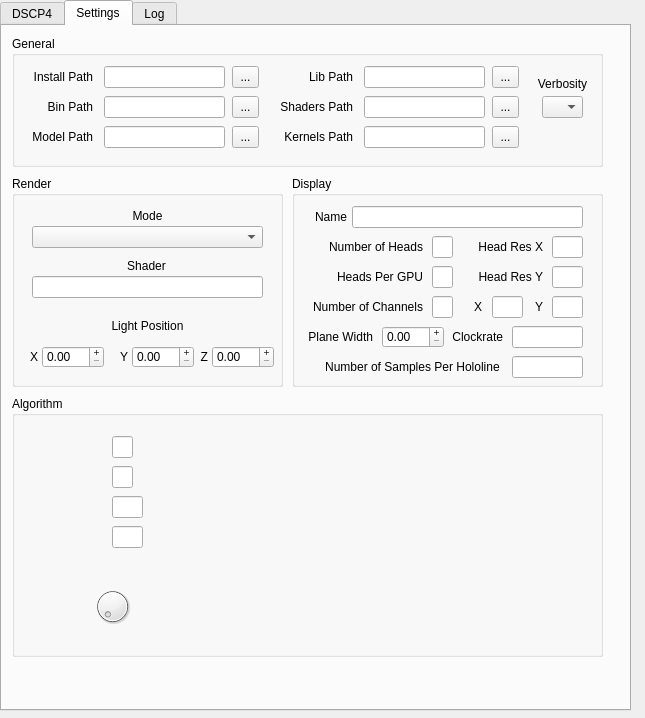
Before: the Qt Designer form render_algorithms/dscp4/dscp4-qt/ui/mainwindow.ui in itsermo/holovideo-algorithms, drawn with Qt 5.
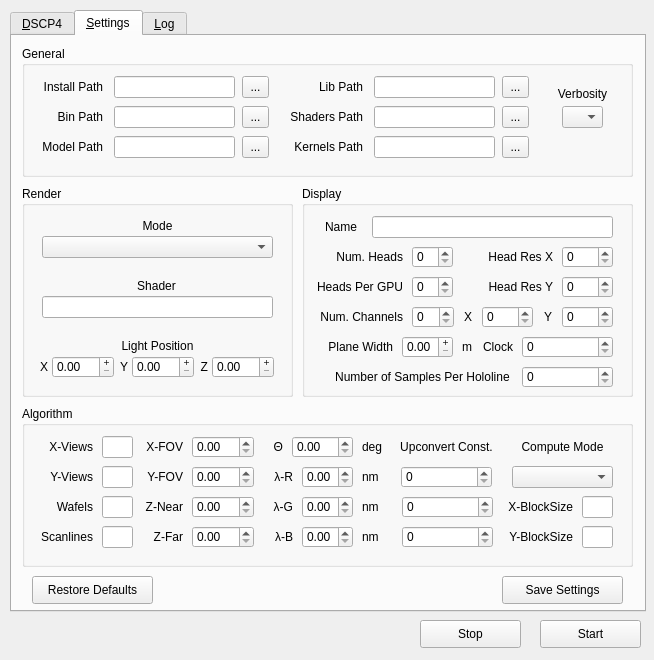
After: the same form once the commit is applied. The open tabs and pages were chosen to show the change.

```diff
--- a/render_algorithms/dscp4/dscp4-qt/ui/mainwindow.ui
+++ b/render_algorithms/dscp4/dscp4-qt/ui/mainwindow.ui
@@ -6,10 +6,28 @@
    <rect>
     <x>0</x>
     <y>0</y>
-    <width>645</width>
-    <height>718</height>
+    <width>654</width>
+    <height>660</height>
    </rect>
   </property>
+  <property name="minimumSize">
+   <size>
+    <width>0</width>
+    <height>0</height>
+   </size>
+  </property>
+  <property name="maximumSize">
+   <size>
+    <width>1024</width>
+    <height>768</height>
+   </size>
+  </property>
+  <property name="baseSize">
+   <size>
+    <width>625</width>
+    <height>705</height>
+   </size>
+  </property>
   <property name="windowTitle">
    <string>Main Window</string>
   </property>
@@ -17,18 +35,21 @@
    <widget class="QTabWidget" name="tabWidget">
     <property name="geometry">
      <rect>
-      <x>0</x>
-      <y>0</y>
-      <width>631</width>
-      <height>711</height>
+      <x>10</x>
+      <y>10</y>
+      <width>636</width>
+      <height>602</height>
      </rect>
     </property>
     <property name="currentIndex">
      <number>0</number>
     </property>
+    <property name="movable">
+     <bool>false</bool>
+    </property>
     <widget class="QWidget" name="dscp4Tab">
      <attribute name="title">
-      <string>DSCP4</string>
+      <string>&amp;DSCP4</string>
      </attribute>
      <widget class="QGraphicsView" name="graphicsView">
       <property name="geometry">
@@ -259,14 +280,14 @@
     </widget>
     <widget class="QWidget" name="settingsTab">
      <attribute name="title">
-      <string>Settings</string>
+      <string>&amp;Settings</string>
      </attribute>
      <widget class="QGroupBox" name="groupBox">
       <property name="geometry">
        <rect>
         <x>10</x>
         <y>10</y>
-        <width>591</width>
+        <width>611</width>
         <height>131</height>
        </rect>
       </property>
@@ -336,7 +357,7 @@
       <widget class="QComboBox" name="comboBox">
        <property name="geometry">
         <rect>
-         <x>530</x>
+         <x>540</x>
          <y>60</y>
          <width>41</width>
          <height>22</height>
@@ -424,7 +445,7 @@
       <widget class="QLabel" name="label">
        <property name="geometry">
         <rect>
-         <x>520</x>
+         <x>530</x>
          <y>40</y>
          <width>61</width>
          <height>16</height>
@@ -560,7 +581,7 @@
        <property name="geometry">
         <rect>
          <x>20</x>
-         <y>100</y>
+         <y>110</y>
          <width>231</width>
          <height>22</height>
         </rect>
@@ -582,7 +603,7 @@
       <widget class="QDoubleSpinBox" name="doubleSpinBox_2">
        <property name="geometry">
         <rect>
-         <x>120</x>
+         <x>110</x>
          <y>170</y>
          <width>62</width>
          <height>22</height>
@@ -595,7 +616,7 @@
       <widget class="QDoubleSpinBox" name="doubleSpinBox_3">
        <property name="geometry">
         <rect>
-         <x>200</x>
+         <x>190</x>
          <y>170</y>
          <width>62</width>
          <height>22</height>
@@ -625,7 +646,7 @@
        <property name="geometry">
         <rect>
          <x>24</x>
-         <y>80</y>
+         <y>90</y>
          <width>221</width>
          <height>20</height>
         </rect>
@@ -641,7 +662,7 @@
        <property name="geometry">
         <rect>
          <x>20</x>
-         <y>140</y>
+         <y>150</y>
          <width>231</width>
          <height>20</height>
         </rect>
@@ -672,7 +693,7 @@
       <widget class="QLabel" name="label_12">
        <property name="geometry">
         <rect>
-         <x>100</x>
+         <x>90</x>
          <y>170</y>
          <width>16</width>
          <height>21</height>
@@ -688,7 +709,7 @@
       <widget class="QLabel" name="label_13">
        <property name="geometry">
         <rect>
-         <x>180</x>
+         <x>170</x>
          <y>170</y>
          <width>16</width>
          <height>21</height>
@@ -707,8 +728,8 @@
        <rect>
         <x>10</x>
         <y>370</y>
-        <width>591</width>
-        <height>261</height>
+        <width>611</width>
+        <height>161</height>
        </rect>
       </property>
       <property name="title">
@@ -717,9 +738,9 @@
       <widget class="QLineEdit" name="lineEdit_16">
        <property name="geometry">
         <rect>
-         <x>100</x>
-         <y>40</y>
-         <width>21</width>
+         <x>80</x>
+         <y>30</y>
+         <width>31</width>
          <height>22</height>
         </rect>
        </property>
@@ -733,9 +754,9 @@
       <widget class="QLineEdit" name="lineEdit_17">
        <property name="geometry">
         <rect>
-         <x>100</x>
-         <y>70</y>
-         <width>21</width>
+         <x>80</x>
+         <y>60</y>
+         <width>31</width>
          <height>22</height>
         </rect>
        </property>
@@ -749,8 +770,8 @@
       <widget class="QLineEdit" name="lineEdit_18">
        <property name="geometry">
         <rect>
-         <x>100</x>
-         <y>100</y>
+         <x>80</x>
+         <y>90</y>
          <width>31</width>
          <height>22</height>
         </rect>
@@ -765,27 +786,507 @@
       <widget class="QLineEdit" name="lineEdit_19">
        <property name="geometry">
         <rect>
-         <x>100</x>
-         <y>130</y>
-         <width>31</width>
-         <height>22</height>
-        </rect>
-       </property>
-       <property name="text">
-        <string/>
-       </property>
-       <property name="alignment">
-        <set>Qt::AlignCenter</set>
-       </property>
-      </widget>
-      <widget class="QDial" name="dial">
-       <property name="geometry">
-        <rect>
          <x>80</x>
-         <y>190</y>
+         <y>120</y>
+         <width>31</width>
+         <height>22</height>
+        </rect>
+       </property>
+       <property name="text">
+        <string/>
+       </property>
+       <property name="alignment">
+        <set>Qt::AlignCenter</set>
+       </property>
+      </widget>
+      <widget class="QDoubleSpinBox" name="doubleSpinBox_5">
+       <property name="geometry">
+        <rect>
+         <x>170</x>
+         <y>30</y>
+         <width>62</width>
+         <height>22</height>
+        </rect>
+       </property>
+      </widget>
+      <widget class="QDoubleSpinBox" name="doubleSpinBox_6">
+       <property name="geometry">
+        <rect>
+         <x>170</x>
+         <y>60</y>
+         <width>62</width>
+         <height>22</height>
+        </rect>
+       </property>
+      </widget>
+      <widget class="QDoubleSpinBox" name="doubleSpinBox_7">
+       <property name="geometry">
+        <rect>
+         <x>270</x>
+         <y>30</y>
+         <width>61</width>
+         <height>22</height>
+        </rect>
+       </property>
+       <property name="maximum">
+        <double>360.000000000000000</double>
+       </property>
+      </widget>
+      <widget class="QDoubleSpinBox" name="doubleSpinBox_8">
+       <property name="geometry">
+        <rect>
+         <x>280</x>
+         <y>60</y>
+         <width>51</width>
+         <height>22</height>
+        </rect>
+       </property>
+      </widget>
+      <widget class="QDoubleSpinBox" name="doubleSpinBox_9">
+       <property name="geometry">
+        <rect>
+         <x>280</x>
+         <y>90</y>
+         <width>51</width>
+         <height>22</height>
+        </rect>
+       </property>
+      </widget>
+      <widget class="QDoubleSpinBox" name="doubleSpinBox_10">
+       <property name="geometry">
+        <rect>
+         <x>280</x>
+         <y>120</y>
+         <width>51</width>
+         <height>22</height>
+        </rect>
+       </property>
+       <property name="singleStep">
+        <double>14.000000000000000</double>
+       </property>
+      </widget>
+      <widget class="QSpinBox" name="spinBox">
+       <property name="geometry">
+        <rect>
+         <x>379</x>
+         <y>60</y>
+         <width>91</width>
+         <height>22</height>
+        </rect>
+       </property>
+       <property name="maximum">
+        <number>999999999</number>
+       </property>
+       <property name="value">
+        <number>0</number>
+       </property>
+      </widget>
+      <widget class="QSpinBox" name="spinBox_2">
+       <property name="geometry">
+        <rect>
+         <x>380</x>
+         <y>120</y>
+         <width>91</width>
+         <height>22</height>
+        </rect>
+       </property>
+       <property name="maximum">
+        <number>999999999</number>
+       </property>
+      </widget>
+      <widget class="QSpinBox" name="spinBox_3">
+       <property name="geometry">
+        <rect>
+         <x>380</x>
+         <y>90</y>
+         <width>91</width>
+         <height>22</height>
+        </rect>
+       </property>
+       <property name="maximum">
+        <number>999999999</number>
+       </property>
+      </widget>
+      <widget class="QLabel" name="label_31">
+       <property name="geometry">
+        <rect>
+         <x>20</x>
+         <y>30</y>
+         <width>51</width>
+         <height>21</height>
+        </rect>
+       </property>
+       <property name="text">
+        <string>X-Views</string>
+       </property>
+       <property name="alignment">
+        <set>Qt::AlignRight|Qt::AlignTrailing|Qt::AlignVCenter</set>
+       </property>
+      </widget>
+      <widget class="QLabel" name="label_32">
+       <property name="geometry">
+        <rect>
+         <x>20</x>
+         <y>60</y>
+         <width>51</width>
+         <height>21</height>
+        </rect>
+       </property>
+       <property name="text">
+        <string>Y-Views</string>
+       </property>
+       <property name="alignment">
+        <set>Qt::AlignRight|Qt::AlignTrailing|Qt::AlignVCenter</set>
+       </property>
+      </widget>
+      <widget class="QLabel" name="label_33">
+       <property name="geometry">
+        <rect>
+         <x>20</x>
+         <y>90</y>
+         <width>51</width>
+         <height>21</height>
+        </rect>
+       </property>
+       <property name="text">
+        <string>Wafels</string>
+       </property>
+       <property name="alignment">
+        <set>Qt::AlignRight|Qt::AlignTrailing|Qt::AlignVCenter</set>
+       </property>
+      </widget>
+      <widget class="QLabel" name="label_34">
+       <property name="geometry">
+        <rect>
+         <x>10</x>
+         <y>120</y>
+         <width>61</width>
+         <height>21</height>
+        </rect>
+       </property>
+       <property name="text">
+        <string>Scanlines</string>
+       </property>
+       <property name="alignment">
+        <set>Qt::AlignRight|Qt::AlignTrailing|Qt::AlignVCenter</set>
+       </property>
+      </widget>
+      <widget class="QLabel" name="label_35">
+       <property name="geometry">
+        <rect>
+         <x>120</x>
+         <y>30</y>
          <width>41</width>
-         <height>41</height>
+         <height>21</height>
         </rect>
+       </property>
+       <property name="text">
+        <string>X-FOV</string>
+       </property>
+       <property name="alignment">
+        <set>Qt::AlignRight|Qt::AlignTrailing|Qt::AlignVCenter</set>
+       </property>
+      </widget>
+      <widget class="QLabel" name="label_36">
+       <property name="geometry">
+        <rect>
+         <x>120</x>
+         <y>60</y>
+         <width>41</width>
+         <height>21</height>
+        </rect>
+       </property>
+       <property name="text">
+        <string>Y-FOV</string>
+       </property>
+       <property name="alignment">
+        <set>Qt::AlignRight|Qt::AlignTrailing|Qt::AlignVCenter</set>
+       </property>
+      </widget>
+      <widget class="QLabel" name="label_37">
+       <property name="geometry">
+        <rect>
+         <x>230</x>
+         <y>30</y>
+         <width>31</width>
+         <height>21</height>
+        </rect>
+       </property>
+       <property name="text">
+        <string>Θ</string>
+       </property>
+       <property name="alignment">
+        <set>Qt::AlignRight|Qt::AlignTrailing|Qt::AlignVCenter</set>
+       </property>
+      </widget>
+      <widget class="QLabel" name="label_38">
+       <property name="geometry">
+        <rect>
+         <x>120</x>
+         <y>120</y>
+         <width>41</width>
+         <height>21</height>
+        </rect>
+       </property>
+       <property name="text">
+        <string>Z-Far</string>
+       </property>
+       <property name="alignment">
+        <set>Qt::AlignRight|Qt::AlignTrailing|Qt::AlignVCenter</set>
+       </property>
+      </widget>
+      <widget class="QDoubleSpinBox" name="doubleSpinBox_11">
+       <property name="geometry">
+        <rect>
+         <x>170</x>
+         <y>90</y>
+         <width>62</width>
+         <height>22</height>
+        </rect>
+       </property>
+      </widget>
+      <widget class="QLabel" name="label_39">
+       <property name="geometry">
+        <rect>
+         <x>120</x>
+         <y>90</y>
+         <width>41</width>
+         <height>21</height>
+        </rect>
+       </property>
+       <property name="text">
+        <string>Z-Near</string>
+       </property>
+       <property name="alignment">
+        <set>Qt::AlignRight|Qt::AlignTrailing|Qt::AlignVCenter</set>
+       </property>
+      </widget>
+      <widget class="QDoubleSpinBox" name="doubleSpinBox_12">
+       <property name="geometry">
+        <rect>
+         <x>170</x>
+         <y>120</y>
+         <width>62</width>
+         <height>22</height>
+        </rect>
+       </property>
+      </widget>
+      <widget class="QLabel" name="label_40">
+       <property name="geometry">
+        <rect>
+         <x>230</x>
+         <y>60</y>
+         <width>41</width>
+         <height>21</height>
+        </rect>
+       </property>
+       <property name="text">
+        <string>λ-R</string>
+       </property>
+       <property name="alignment">
+        <set>Qt::AlignRight|Qt::AlignTrailing|Qt::AlignVCenter</set>
+       </property>
+      </widget>
+      <widget class="QLabel" name="label_41">
+       <property name="geometry">
+        <rect>
+         <x>220</x>
+         <y>90</y>
+         <width>51</width>
+         <height>21</height>
+        </rect>
+       </property>
+       <property name="text">
+        <string>λ-G</string>
+       </property>
+       <property name="alignment">
+        <set>Qt::AlignRight|Qt::AlignTrailing|Qt::AlignVCenter</set>
+       </property>
+      </widget>
+      <widget class="QLabel" name="label_42">
+       <property name="geometry">
+        <rect>
+         <x>230</x>
+         <y>120</y>
+         <width>41</width>
+         <height>21</height>
+        </rect>
+       </property>
+       <property name="text">
+        <string>λ-B</string>
+       </property>
+       <property name="alignment">
+        <set>Qt::AlignRight|Qt::AlignTrailing|Qt::AlignVCenter</set>
+       </property>
+      </widget>
+      <widget class="QLabel" name="label_43">
+       <property name="geometry">
+        <rect>
+         <x>340</x>
+         <y>60</y>
+         <width>21</width>
+         <height>21</height>
+        </rect>
+       </property>
+       <property name="text">
+        <string>nm</string>
+       </property>
+       <property name="alignment">
+        <set>Qt::AlignLeading|Qt::AlignLeft|Qt::AlignVCenter</set>
+       </property>
+      </widget>
+      <widget class="QLabel" name="label_44">
+       <property name="geometry">
+        <rect>
+         <x>340</x>
+         <y>90</y>
+         <width>21</width>
+         <height>21</height>
+        </rect>
+       </property>
+       <property name="text">
+        <string>nm</string>
+       </property>
+       <property name="alignment">
+        <set>Qt::AlignLeading|Qt::AlignLeft|Qt::AlignVCenter</set>
+       </property>
+      </widget>
+      <widget class="QLabel" name="label_45">
+       <property name="geometry">
+        <rect>
+         <x>340</x>
+         <y>120</y>
+         <width>21</width>
+         <height>21</height>
+        </rect>
+       </property>
+       <property name="text">
+        <string>nm</string>
+       </property>
+       <property name="alignment">
+        <set>Qt::AlignLeading|Qt::AlignLeft|Qt::AlignVCenter</set>
+       </property>
+      </widget>
+      <widget class="QLabel" name="label_46">
+       <property name="geometry">
+        <rect>
+         <x>340</x>
+         <y>30</y>
+         <width>21</width>
+         <height>21</height>
+        </rect>
+       </property>
+       <property name="text">
+        <string>deg</string>
+       </property>
+       <property name="alignment">
+        <set>Qt::AlignLeading|Qt::AlignLeft|Qt::AlignVCenter</set>
+       </property>
+      </widget>
+      <widget class="QLabel" name="label_48">
+       <property name="geometry">
+        <rect>
+         <x>369</x>
+         <y>30</y>
+         <width>111</width>
+         <height>21</height>
+        </rect>
+       </property>
+       <property name="text">
+        <string>Upconvert Const.</string>
+       </property>
+       <property name="alignment">
+        <set>Qt::AlignCenter</set>
+       </property>
+      </widget>
+      <widget class="QLabel" name="label_49">
+       <property name="geometry">
+        <rect>
+         <x>490</x>
+         <y>30</y>
+         <width>101</width>
+         <height>21</height>
+        </rect>
+       </property>
+       <property name="text">
+        <string>Compute Mode</string>
+       </property>
+       <property name="alignment">
+        <set>Qt::AlignCenter</set>
+       </property>
+      </widget>
+      <widget class="QComboBox" name="comboBox_6">
+       <property name="geometry">
+        <rect>
+         <x>490</x>
+         <y>60</y>
+         <width>101</width>
+         <height>22</height>
+        </rect>
+       </property>
+      </widget>
+      <widget class="QLineEdit" name="lineEdit_23">
+       <property name="geometry">
+        <rect>
+         <x>560</x>
+         <y>120</y>
+         <width>31</width>
+         <height>22</height>
+        </rect>
+       </property>
+       <property name="text">
+        <string/>
+       </property>
+       <property name="alignment">
+        <set>Qt::AlignCenter</set>
+       </property>
+      </widget>
+      <widget class="QLineEdit" name="lineEdit_24">
+       <property name="geometry">
+        <rect>
+         <x>560</x>
+         <y>90</y>
+         <width>31</width>
+         <height>22</height>
+        </rect>
+       </property>
+       <property name="text">
+        <string/>
+       </property>
+       <property name="alignment">
+        <set>Qt::AlignCenter</set>
+       </property>
+      </widget>
+      <widget class="QLabel" name="label_50">
+       <property name="geometry">
+        <rect>
+         <x>480</x>
+         <y>90</y>
+         <width>71</width>
+         <height>21</height>
+        </rect>
+       </property>
+       <property name="text">
+        <string>X-BlockSize</string>
+       </property>
+       <property name="alignment">
+        <set>Qt::AlignRight|Qt::AlignTrailing|Qt::AlignVCenter</set>
+       </property>
+      </widget>
+      <widget class="QLabel" name="label_51">
+       <property name="geometry">
+        <rect>
+         <x>480</x>
+         <y>120</y>
+         <width>71</width>
+         <height>21</height>
+        </rect>
+       </property>
+       <property name="text">
+        <string>Y-BlockSize</string>
+       </property>
+       <property name="alignment">
+        <set>Qt::AlignRight|Qt::AlignTrailing|Qt::AlignVCenter</set>
        </property>
       </widget>
      </widget>
@@ -794,7 +1295,7 @@
        <rect>
         <x>290</x>
         <y>150</y>
-        <width>311</width>
+        <width>331</width>
         <height>211</height>
        </rect>
       </property>
@@ -804,41 +1305,9 @@
       <widget class="QLineEdit" name="lineEdit_8">
        <property name="geometry">
         <rect>
-         <x>60</x>
+         <x>70</x>
          <y>30</y>
-         <width>231</width>
-         <height>22</height>
-        </rect>
-       </property>
-       <property name="text">
-        <string/>
-       </property>
-       <property name="alignment">
-        <set>Qt::AlignCenter</set>
-       </property>
-      </widget>
-      <widget class="QLineEdit" name="lineEdit_9">
-       <property name="geometry">
-        <rect>
-         <x>140</x>
-         <y>60</y>
-         <width>21</width>
-         <height>22</height>
-        </rect>
-       </property>
-       <property name="text">
-        <string/>
-       </property>
-       <property name="alignment">
-        <set>Qt::AlignCenter</set>
-       </property>
-      </widget>
-      <widget class="QLineEdit" name="lineEdit_10">
-       <property name="geometry">
-        <rect>
-         <x>140</x>
-         <y>90</y>
-         <width>21</width>
+         <width>241</width>
          <height>22</height>
         </rect>
        </property>
@@ -868,14 +1337,14 @@
       <widget class="QLabel" name="label_15">
        <property name="geometry">
         <rect>
-         <x>30</x>
+         <x>10</x>
          <y>60</y>
-         <width>101</width>
+         <width>91</width>
          <height>21</height>
         </rect>
        </property>
        <property name="text">
-        <string>Number of Heads</string>
+        <string>Num. Heads</string>
        </property>
        <property name="alignment">
         <set>Qt::AlignRight|Qt::AlignTrailing|Qt::AlignVCenter</set>
@@ -884,7 +1353,7 @@
       <widget class="QLabel" name="label_16">
        <property name="geometry">
         <rect>
-         <x>40</x>
+         <x>10</x>
          <y>90</y>
          <width>91</width>
          <height>21</height>
@@ -897,70 +1366,6 @@
         <set>Qt::AlignRight|Qt::AlignTrailing|Qt::AlignVCenter</set>
        </property>
       </widget>
-      <widget class="QLineEdit" name="lineEdit_11">
-       <property name="geometry">
-        <rect>
-         <x>260</x>
-         <y>90</y>
-         <width>31</width>
-         <height>22</height>
-        </rect>
-       </property>
-       <property name="text">
-        <string/>
-       </property>
-       <property name="alignment">
-        <set>Qt::AlignCenter</set>
-       </property>
-      </widget>
-      <widget class="QLineEdit" name="lineEdit_12">
-       <property name="geometry">
-        <rect>
-         <x>260</x>
-         <y>60</y>
-         <width>31</width>
-         <height>22</height>
-        </rect>
-       </property>
-       <property name="text">
-        <string/>
-       </property>
-       <property name="alignment">
-        <set>Qt::AlignCenter</set>
-       </property>
-      </widget>
-      <widget class="QLineEdit" name="lineEdit_13">
-       <property name="geometry">
-        <rect>
-         <x>140</x>
-         <y>120</y>
-         <width>21</width>
-         <height>22</height>
-        </rect>
-       </property>
-       <property name="text">
-        <string/>
-       </property>
-       <property name="alignment">
-        <set>Qt::AlignCenter</set>
-       </property>
-      </widget>
-      <widget class="QLineEdit" name="lineEdit_14">
-       <property name="geometry">
-        <rect>
-         <x>260</x>
-         <y>120</y>
-         <width>31</width>
-         <height>22</height>
-        </rect>
-       </property>
-       <property name="text">
-        <string/>
-       </property>
-       <property name="alignment">
-        <set>Qt::AlignCenter</set>
-       </property>
-      </widget>
       <widget class="QLabel" name="label_17">
        <property name="geometry">
         <rect>
@@ -998,37 +1403,21 @@
         <rect>
          <x>10</x>
          <y>120</y>
-         <width>121</width>
+         <width>91</width>
          <height>21</height>
         </rect>
        </property>
        <property name="text">
-        <string>Number of Channels</string>
+        <string>Num. Channels</string>
        </property>
        <property name="alignment">
         <set>Qt::AlignRight|Qt::AlignTrailing|Qt::AlignVCenter</set>
        </property>
       </widget>
-      <widget class="QLineEdit" name="lineEdit_15">
-       <property name="geometry">
-        <rect>
-         <x>200</x>
-         <y>120</y>
-         <width>31</width>
-         <height>22</height>
-        </rect>
-       </property>
-       <property name="text">
-        <string/>
-       </property>
-       <property name="alignment">
-        <set>Qt::AlignCenter</set>
-       </property>
-      </widget>
       <widget class="QLabel" name="label_20">
        <property name="geometry">
         <rect>
-         <x>170</x>
+         <x>150</x>
          <y>120</y>
          <width>20</width>
          <height>21</height>
@@ -1044,7 +1433,7 @@
       <widget class="QLabel" name="label_21">
        <property name="geometry">
         <rect>
-         <x>231</x>
+         <x>230</x>
          <y>120</y>
          <width>20</width>
          <height>21</height>
@@ -1057,22 +1446,6 @@
         <set>Qt::AlignRight|Qt::AlignTrailing|Qt::AlignVCenter</set>
        </property>
       </widget>
-      <widget class="QLineEdit" name="lineEdit_20">
-       <property name="geometry">
-        <rect>
-         <x>220</x>
-         <y>180</y>
-         <width>71</width>
-         <height>22</height>
-        </rect>
-       </property>
-       <property name="text">
-        <string/>
-       </property>
-       <property name="alignment">
-        <set>Qt::AlignCenter</set>
-       </property>
-      </widget>
       <widget class="QLabel" name="label_22">
        <property name="geometry">
         <rect>
@@ -1089,33 +1462,17 @@
         <set>Qt::AlignRight|Qt::AlignTrailing|Qt::AlignVCenter</set>
        </property>
       </widget>
-      <widget class="QLineEdit" name="lineEdit_21">
-       <property name="geometry">
-        <rect>
-         <x>220</x>
-         <y>150</y>
-         <width>71</width>
-         <height>22</height>
-        </rect>
-       </property>
-       <property name="text">
-        <string/>
-       </property>
-       <property name="alignment">
-        <set>Qt::AlignCenter</set>
-       </property>
-      </widget>
       <widget class="QLabel" name="label_23">
        <property name="geometry">
         <rect>
-         <x>150</x>
+         <x>180</x>
          <y>150</y>
-         <width>61</width>
+         <width>31</width>
          <height>21</height>
         </rect>
        </property>
        <property name="text">
-        <string>Clockrate</string>
+        <string>Clock</string>
        </property>
        <property name="alignment">
         <set>Qt::AlignRight|Qt::AlignTrailing|Qt::AlignVCenter</set>
@@ -1124,7 +1481,7 @@
       <widget class="QLabel" name="label_24">
        <property name="geometry">
         <rect>
-         <x>10</x>
+         <x>20</x>
          <y>150</y>
          <width>71</width>
          <height>21</height>
@@ -1140,9 +1497,9 @@
       <widget class="QDoubleSpinBox" name="doubleSpinBox_4">
        <property name="geometry">
         <rect>
-         <x>90</x>
+         <x>100</x>
          <y>150</y>
-         <width>62</width>
+         <width>51</width>
          <height>22</height>
         </rect>
        </property>
@@ -1150,40 +1507,189 @@
         <enum>QAbstractSpinBox::PlusMinus</enum>
        </property>
       </widget>
-     </widget>
-    </widget>
-    <widget class="QWidget" name="logTab">
-     <attribute name="title">
-      <string>Log</string>
-     </attribute>
-     <widget class="QTextEdit" name="textEdit">
-      <property name="geometry">
-       <rect>
-        <x>10</x>
-        <y>10</y>
-        <width>591</width>
-        <height>611</height>
-       </rect>
-      </property>
+      <widget class="QLabel" name="label_47">
+       <property name="geometry">
+        <rect>
+         <x>160</x>
+         <y>150</y>
+         <width>16</width>
+         <height>21</height>
+        </rect>
+       </property>
+       <property name="text">
+        <string>m</string>
+       </property>
+       <property name="alignment">
+        <set>Qt::AlignLeading|Qt::AlignLeft|Qt::AlignVCenter</set>
+       </property>
+      </widget>
+      <widget class="QDoubleSpinBox" name="doubleSpinBox_13">
+       <property name="geometry">
+        <rect>
+         <x>220</x>
+         <y>150</y>
+         <width>91</width>
+         <height>22</height>
+        </rect>
+       </property>
+       <property name="decimals">
+        <number>0</number>
+       </property>
+       <property name="maximum">
+        <double>99999999999999.000000000000000</double>
+       </property>
+       <property name="value">
+        <double>0.000000000000000</double>
+       </property>
+      </widget>
+      <widget class="QSpinBox" name="spinBox_4">
+       <property name="geometry">
+        <rect>
+         <x>110</x>
+         <y>60</y>
+         <width>41</width>
+         <height>22</height>
+        </rect>
+       </property>
+      </widget>
+      <widget class="QSpinBox" name="spinBox_5">
+       <property name="geometry">
+        <rect>
+         <x>110</x>
+         <y>90</y>
+         <width>41</width>
+         <height>22</height>
+        </rect>
+       </property>
+      </widget>
+      <widget class="QSpinBox" name="spinBox_6">
+       <property name="geometry">
+        <rect>
+         <x>110</x>
+         <y>120</y>
+         <width>42</width>
+         <height>22</height>
+        </rect>
+       </property>
+      </widget>
+      <widget class="QSpinBox" name="spinBox_7">
+       <property name="geometry">
+        <rect>
+         <x>260</x>
+         <y>60</y>
+         <width>51</width>
+         <height>22</height>
+        </rect>
+       </property>
+       <property name="maximum">
+        <number>4000</number>
+       </property>
+       <property name="value">
+        <number>0</number>
+       </property>
+      </widget>
+      <widget class="QSpinBox" name="spinBox_8">
+       <property name="geometry">
+        <rect>
+         <x>260</x>
+         <y>90</y>
+         <width>51</width>
+         <height>22</height>
+        </rect>
+       </property>
+      </widget>
+      <widget class="QSpinBox" name="spinBox_9">
+       <property name="geometry">
+        <rect>
+         <x>180</x>
+         <y>120</y>
+         <width>51</width>
+         <height>22</height>
+        </rect>
+       </property>
+       <property name="maximum">
+        <number>4000</number>
+       </property>
+       <property name="value">
+        <number>0</number>
+       </property>
+      </widget>
+      <widget class="QSpinBox" name="spinBox_10">
+       <property name="geometry">
+        <rect>
+         <x>260</x>
+         <y>120</y>
+         <width>51</width>
+         <height>22</height>
+        </rect>
+       </property>
+      </widget>
+      <widget class="QSpinBox" name="spinBox_11">
+       <property name="geometry">
+        <rect>
+         <x>220</x>
+         <y>180</y>
+         <width>91</width>
+         <height>22</height>
+        </rect>
+       </property>
+       <property name="maximum">
+        <number>4000</number>
+       </property>
+       <property name="value">
+        <number>0</number>
+       </property>
+      </widget>
      </widget>
      <widget class="QPushButton" name="pushButton">
       <property name="geometry">
        <rect>
-        <x>10</x>
-        <y>630</y>
-        <width>93</width>
+        <x>20</x>
+        <y>540</y>
+        <width>121</width>
         <height>28</height>
        </rect>
       </property>
       <property name="text">
-       <string>Clear Log</string>
+       <string>Restore Defaults</string>
       </property>
      </widget>
      <widget class="QPushButton" name="pushButton_2">
       <property name="geometry">
        <rect>
-        <x>500</x>
-        <y>630</y>
+        <x>490</x>
+        <y>540</y>
+        <width>121</width>
+        <height>28</height>
+       </rect>
+      </property>
+      <property name="text">
+       <string>Save Settings</string>
+      </property>
+     </widget>
+    </widget>
+    <widget class="QWidget" name="logTab">
+     <attribute name="title">
+      <string>&amp;Log</string>
+     </attribute>
+     <widget class="QTextEdit" name="textEdit">
+      <property name="geometry">
+       <rect>
+        <x>10</x>
+        <y>10</y>
+        <width>611</width>
+        <height>521</height>
+       </rect>
+      </property>
+      <property name="readOnly">
+       <bool>true</bool>
+      </property>
+     </widget>
+     <widget class="QPushButton" name="pushButton_3">
+      <property name="geometry">
+       <rect>
+        <x>520</x>
+        <y>540</y>
         <width>93</width>
         <height>28</height>
        </rect>
@@ -1194,6 +1700,32 @@
      </widget>
     </widget>
    </widget>
+   <widget class="QPushButton" name="pushButton_6">
+    <property name="geometry">
+     <rect>
+      <x>420</x>
+      <y>620</y>
+      <width>101</width>
+      <height>28</height>
+     </rect>
+    </property>
+    <property name="text">
+     <string>Stop</string>
+    </property>
+   </widget>
+   <widget class="QPushButton" name="pushButton_5">
+    <property name="geometry">
+     <rect>
+      <x>540</x>
+      <y>620</y>
+      <width>101</width>
+      <height>28</height>
+     </rect>
+    </property>
+    <property name="text">
+     <string>Start</string>
+    </property>
+   </widget>
   </widget>
  </widget>
  <resources/>
```
Left out of the diff: 606 changed lines with no effect on the pictures.
